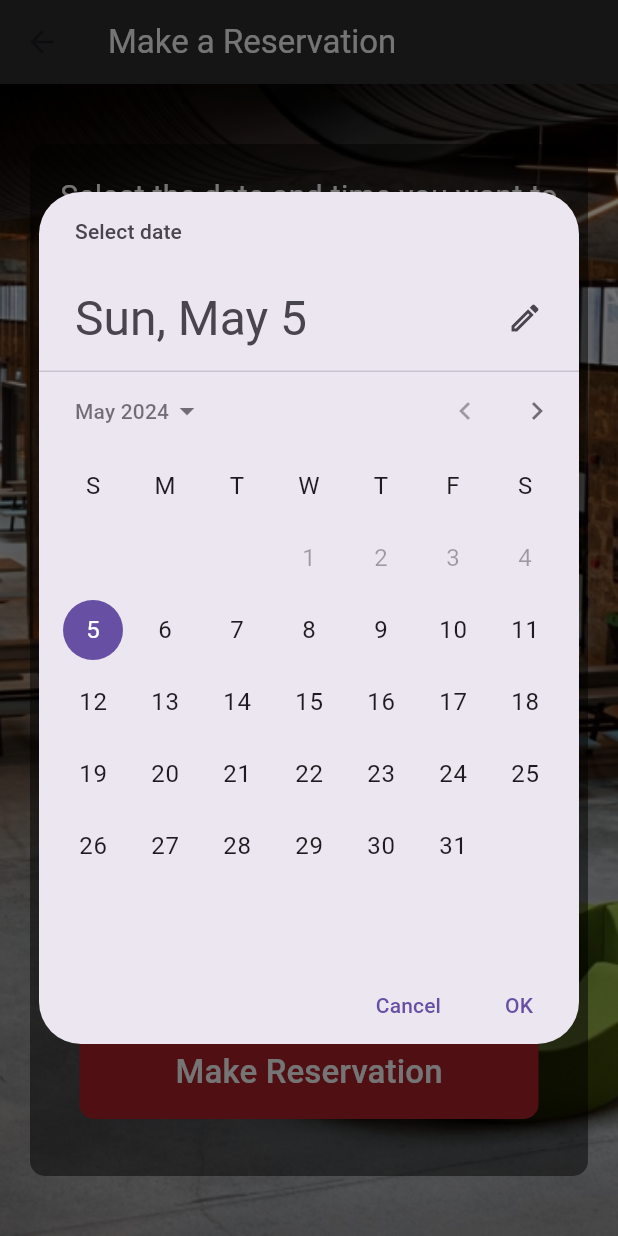
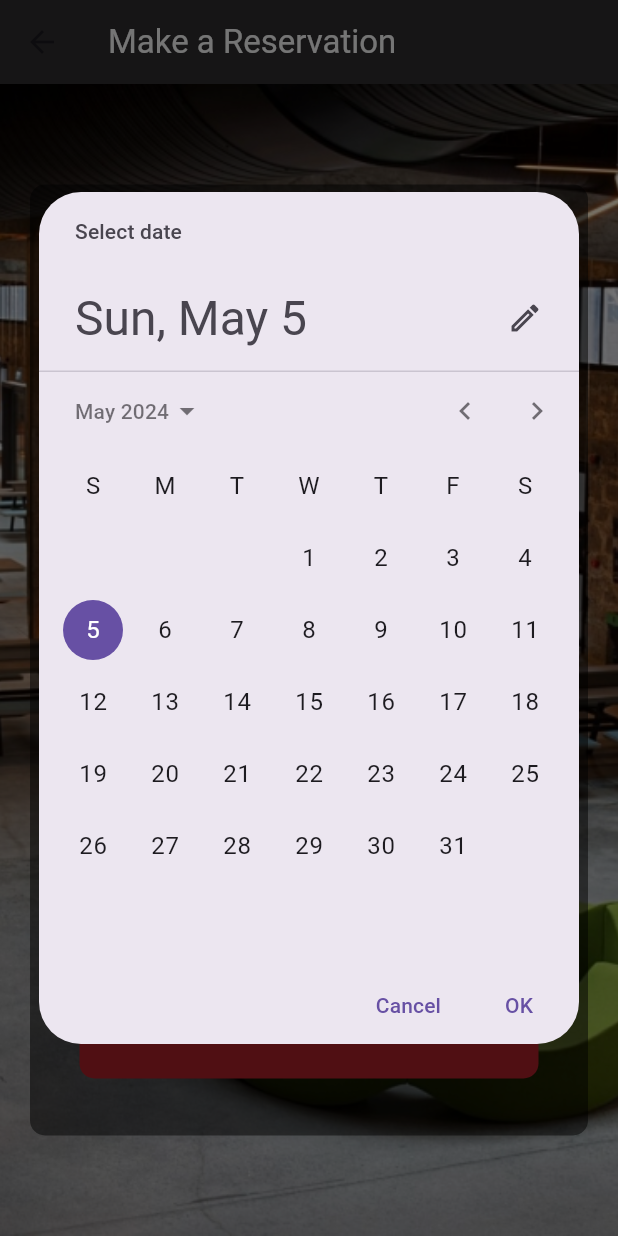
Before and after one commit to comp202-204/AguM, a Flutter app: the ReservationDetailPage screen opened directly, after a tap on "Select Date", on a phone screen of 412 x 824 dp. Run offline on Flutter 3.47's test engine with Material 3 defaults, Android fonts, the light colour scheme and no system bars; our stand-ins replace fluttertoast; network calls fail.

Commit message:
CampusMapDetail classes update -werth

```diff
--- a/lib/pages/Classes/lab_detail.dart
+++ b/lib/pages/Classes/lab_detail.dart
@@ -4,13 +4,14 @@ import 'package:flutter/material.dart';
 
 
 class LabDetailPage extends StatelessWidget {
+  final bool avalable = true;
 
   @override
   Widget build(BuildContext context) {
 
     List<ListTile> labClasses = [
       ListTile(
-        title: Text('LB207'),
+        title: Text(''),
         onTap: () {
           Navigator.push(
             context,
@@ -203,6 +204,7 @@ class Comment {
 }
 
 class SecondLabDetailPage extends StatelessWidget {
+  final bool avalable = false;
   @override
   Widget build(BuildContext context) {
     return Scaffold(
@@ -217,6 +219,7 @@ class SecondLabDetailPage extends StatelessWidget {
 }
 
 class ThirdLabDetailPage extends StatelessWidget {
+  final bool avalable = true;
   @override
   Widget build(BuildContext context) {
     return Scaffold(
--- a/lib/pages/DetailPages/ReservationDetailPage.dart
+++ b/lib/pages/DetailPages/ReservationDetailPage.dart
@@ -1,5 +1,7 @@
+    import 'dart:convert';
     import 'package:flutter/material.dart';
-  import 'package:comp202/pages/DetailPages/CampusMapDetailPage.dart';
+    import 'package:comp202/pages/Reservation/AvailableClassesSelect.dart';
+    import 'package:http/http.dart' as http;
 
     class ReservationDetailPage extends StatefulWidget {
       @override
@@ -9,22 +11,74 @@
     class _ReservationDetailPageState extends State<ReservationDetailPage> {
       DateTime? selectedDate;
       TimeOfDay? selectedTime;
+      List<String> availableClasses = [];
+      bool isLoading = false; // To indicate loading status
+      String? selectedClassName;  // For storing the selected class name
 
-    Future<void> _selectClasses(BuildContext context) async {
+      Future<void> _fetchAvailableClasses() async {
+        if (selectedDate == null || selectedTime == null) {
+          ScaffoldMessenger.of(context).showSnackBar(
+              SnackBar(content: Text('Please select both date and time first!'))
+          );
+          return;
+        }
 
-       Navigator.push(
+        setState(() {
+          isLoading = true;
+        });
+
+        final String formattedDate = "${selectedDate!.year}-${selectedDate!.month}-${selectedDate!.day}";
+        final String formattedTime = "${selectedTime!.hour}:${selectedTime!.minute}";
+
+        try {
+          var response = await http.get(
+              Uri.parse('http://192.168.56.1/localconnect/getAvailableClasses.php?date=$formattedDate&time=$formattedTime')
+          );
+
+          if (response.statusCode == 200) {
+            List<dynamic> data = json.decode(response.body);
+            availableClasses = List<String>.from(data.map((item) => item.toString()));
+            final selectedClass = await Navigator.push(
               context,
               MaterialPageRoute(
-              builder: (context) => CampusMapDetailPage(),
+                builder: (context) => AvailableClassesPage(availableClasses: availableClasses),
               ),
             );
+            if (selectedClass != null) {
+              setState(() {
+                selectedClassName = selectedClass;  // Store the selected class
+              });
+            }
+          } else {
+            throw Exception('Failed to load data');
+          }
+        } catch (e) {
+          ScaffoldMessenger.of(context).showSnackBar(
+              SnackBar(content: Text('Error fetching data: $e'))
+          );
+        } finally {
+          setState(() {
+            isLoading = false;
+          });
+        }
+      }
+      Future<void> _selectTime(BuildContext context) async {
+        final TimeOfDay? picked = await showTimePicker(
+          context: context,
+          initialTime: selectedTime ?? TimeOfDay.now(),
+        );
+        if (picked != null && picked != selectedTime) {
+          setState(() {
+            selectedTime = picked;
+          });
+        }
       }
       Future<void> _selectDate(BuildContext context) async {
         final DateTime? picked = await showDatePicker(
           context: context,
-        initialDate: DateTime.now(),
-        firstDate: DateTime.now(),
-        lastDate: DateTime.now().add(Duration(days: 365)),
+          initialDate: selectedDate ?? DateTime.now(),
+          firstDate: DateTime(2000),
+          lastDate: DateTime(2100),
         );
         if (picked != null && picked != selectedDate) {
           setState(() {
@@ -32,19 +86,6 @@
           });
         }
       }
-
-    Future<void> _selectTime(BuildContext context) async {
-      final TimeOfDay? picked = await showTimePicker(
-        context: context,
-        initialTime: TimeOfDay.now(),
-      );
-      if (picked != null && picked != selectedTime) {
-        setState(() {
-          selectedTime = picked;
-        });
-      }
-    }
-
       @override
       Widget build(BuildContext context) {
         return Scaffold(
@@ -71,16 +112,12 @@
                     borderRadius: BorderRadius.circular(10.0),
                   ),
                   padding: EdgeInsets.all(20.0),
+                  child: SingleChildScrollView(
                     child: Column(
                       mainAxisAlignment: MainAxisAlignment.center,
                       mainAxisSize: MainAxisSize.min,
                       children: <Widget>[
-                    Text(
-                      'Select the date and time you want to make a reservation',
-                      style: TextStyle(color: Colors.white, fontSize: 20),
-                      textAlign: TextAlign.center,
-                    ),
-                    SizedBox(height: 20.0),
+                        // Date selection widget
                         Container(
                           margin: EdgeInsets.only(bottom: 20.0),
                           padding: EdgeInsets.all(10.0),
@@ -98,25 +135,21 @@
                                 onPressed: () => _selectDate(context),
                                 child: Text('Select Date', style: TextStyle(fontSize: 18.0, color: Colors.white)),
                                 style: ElevatedButton.styleFrom(
-                              backgroundColor: Color.fromRGBO(174, 32, 41, 1), // Buton rengi
+                                  backgroundColor: Color.fromRGBO(174, 32, 41, 1),
                                   shape: RoundedRectangleBorder(
                                     borderRadius: BorderRadius.circular(10.0),
                                   ),
                                 ),
                               ),
                               SizedBox(height: 20.0),
-                          selectedDate == null
-                              ? Container(height: 18.0)
-                              : SizedBox(
-                            height: 24.0,
-                            child: Text(
-                              'Selected Date: ${selectedDate.toString().split(' ')[0]}',
+                              Text(
+                                selectedDate == null ? 'No Date Chosen' : 'Selected Date: ${selectedDate.toString().split(' ')[0]}',
                                 style: TextStyle(fontSize: 18.0, color: Colors.white),
-                            ),
                               ),
                             ],
                           ),
                         ),
+                        // Time selection widget
                         Container(
                           margin: EdgeInsets.only(bottom: 20.0),
                           padding: EdgeInsets.all(10.0),
@@ -141,19 +174,15 @@
                                 ),
                               ),
                               SizedBox(height: 20.0),
-                          selectedTime == null
-                              ? Container(height: 18.0)
-                              : SizedBox(
-                            height: 24.0,
-                            child: Text(
-                              'Selected Time: ${selectedTime!.format(context)}',
+                              Text(
+                                selectedTime == null ? 'No Time Chosen' : 'Selected Time: ${selectedTime!.format(context)}',
                                 style: TextStyle(fontSize: 18.0, color: Colors.white),
-                            ),
                               ),
                             ],
                           ),
                         ),
-                    Container( //Select Available Classes..
+                        // Class selection button and display selected class
+                        Container(
                           margin: EdgeInsets.only(bottom: 20.0),
                           padding: EdgeInsets.all(10.0),
                           decoration: BoxDecoration(
@@ -163,32 +192,28 @@
                           child: Column(
                             children: [
                               Text(
-                            'Select a Classes',
+                                'Select a Class',
                                 style: TextStyle(fontSize: 20.0, color: Colors.white),
                               ),
                               ElevatedButton(
-                            onPressed: () => _selectClasses(context), // _selectClasses
+                                onPressed: () => _fetchAvailableClasses(),
                                 child: Text('Select Classes', style: TextStyle(fontSize: 18.0, color: Colors.white)),
                                 style: ElevatedButton.styleFrom(
-                              backgroundColor: Color.fromRGBO(174, 32, 41, 1), // Buton rengi
+                                  backgroundColor: Color.fromRGBO(174, 32, 41, 1),
                                   shape: RoundedRectangleBorder(
                                     borderRadius: BorderRadius.circular(10.0),
                                   ),
                                 ),
                               ),
                               SizedBox(height: 20.0),
-                          selectedDate == null
-                              ? Container(height: 18.0)
-                              : SizedBox(
-                            height: 24.0,
-                            child: Text(
-                              'Selected Classes: ${selectedDate.toString().split(' ')[0]}',
+                              Text(
+                                selectedClassName == null ? 'No Class Selected' : 'Selected Class: $selectedClassName',
                                 style: TextStyle(fontSize: 18.0, color: Colors.white),
-                            ),
                               ),
                             ],
                           ),
                         ),
+                        // Make reservation button
                         Padding(
                           padding: const EdgeInsets.symmetric(
                             vertical: 10,
@@ -196,11 +221,15 @@
                           ),
                           child: TextButton(
                             onPressed: () {
+                              // Placeholder for reservation logic
                             },
                             child: Container(
                               width: MediaQuery.of(context).size.width,
-                          child: Padding(
                               padding: const EdgeInsets.all(16.0),
+                              decoration: BoxDecoration(
+                                color: Color.fromRGBO(174, 32, 41, 1),
+                                borderRadius: BorderRadius.circular(10.0),
+                              ),
                               child: Center(
                                 child: Text(
                                   'Make Reservation',
@@ -211,11 +240,6 @@
                                 ),
                               ),
                             ),
-                          decoration: BoxDecoration(
-                            color: Color.fromRGBO(174, 32, 41, 1),
-                            borderRadius: BorderRadius.circular(10.0),
-                          ),
-                        ),
                           ),
                         ),
                       ],
@@ -224,6 +248,7 @@
                 ),
               ),
             ),
+          ),
         );
       }
     }
```
Also changed, not shown: lib/pages/DetailPages/CampusMapDetailPage.dart (+70 -49 lines), lib/pages/Reservation/AvailableClassesSelect.dart (+31 -0 lines), 2 other files. Lines whose indentation alone changed are shown as unchanged.
